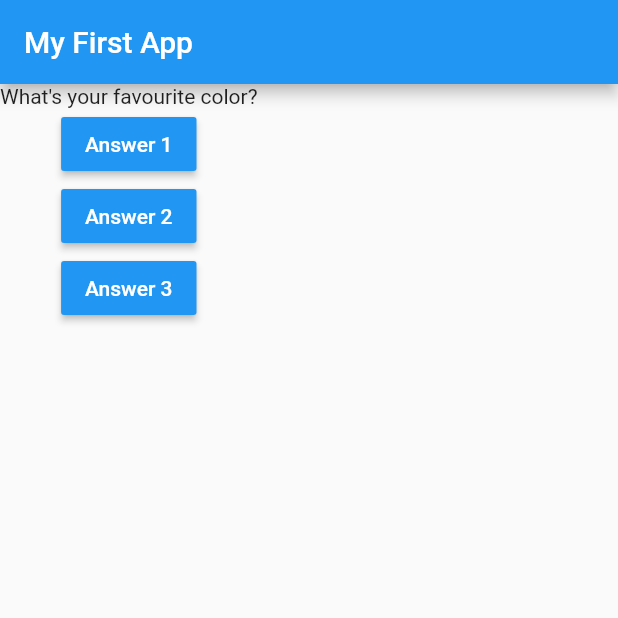
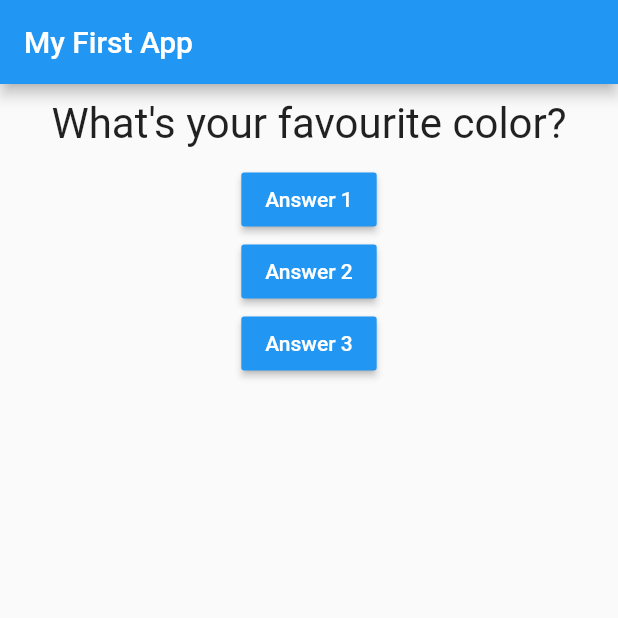
Before and after one commit to abdullahmoosa/flutter_basics, a Flutter app: the screen it shows after launch, on a phone screen of 412 x 824 dp, the top half of it. Run offline on Flutter 3.47's test engine with Material 2 defaults, Android fonts, the phone set to English and light mode, and no system bars.

Commit message:
Included question file using wizard and connected with main

```diff
--- a/lib/main.dart
+++ b/lib/main.dart
@@ -1,6 +1,8 @@
 import 'dart:io';
 
 import 'package:flutter/material.dart';
+
+import './question.dart';
 
 // void main() {
 //   runApp(MyApp());
@@ -39,7 +41,9 @@ class _MyAppState extends State<MyApp> {
           ),
           body: Column(
             children: [
-              Text(questions[_questionIndex]),
+              Question(
+                questions[_questionIndex],
+              ),
               RaisedButton(
                 child: Text('Answer 1'),
                 onPressed: _answerQuestion,
--- /dev/null
+++ b/lib/question.dart
@@ -0,0 +1,20 @@
+import 'package:flutter/material.dart';
+
+class Question extends StatelessWidget {
+  final String QuestionText;
+
+  Question(this.QuestionText); // constructor
+
+  @override
+  Widget build(BuildContext context) {
+    return Container(
+      width: double.infinity,
+      margin: EdgeInsets.all(10),
+      child: Text(
+        QuestionText,
+        style: TextStyle(fontSize: 28),
+        textAlign: TextAlign.center,
+      ),
+    );
+  }
+}
```
